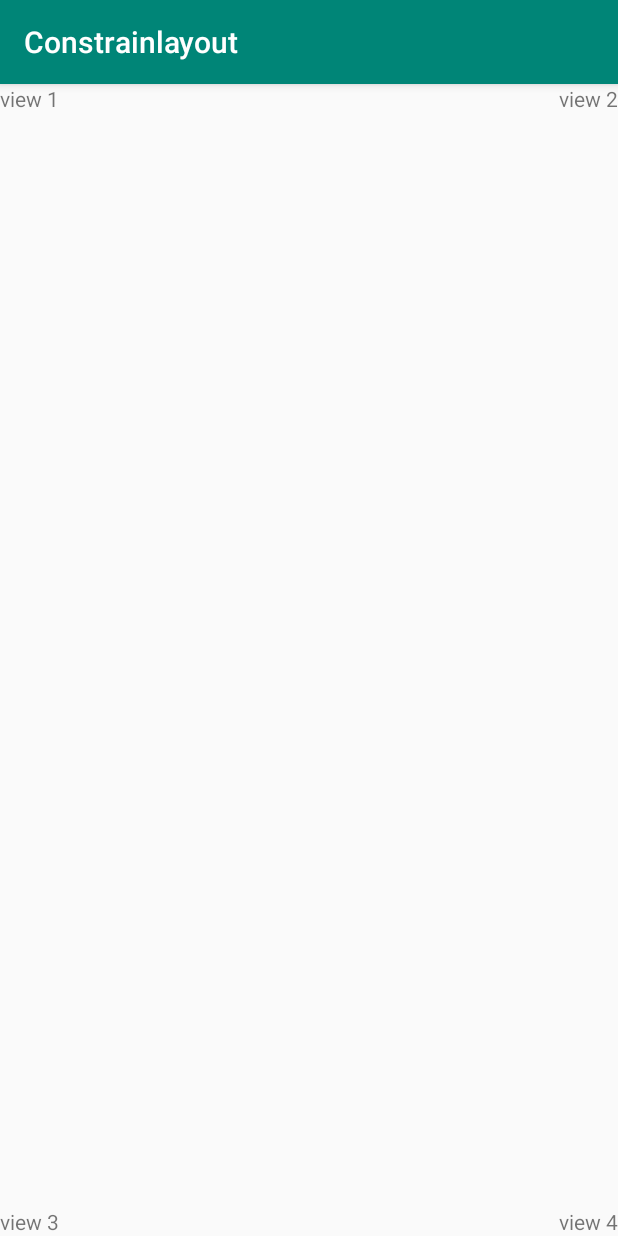
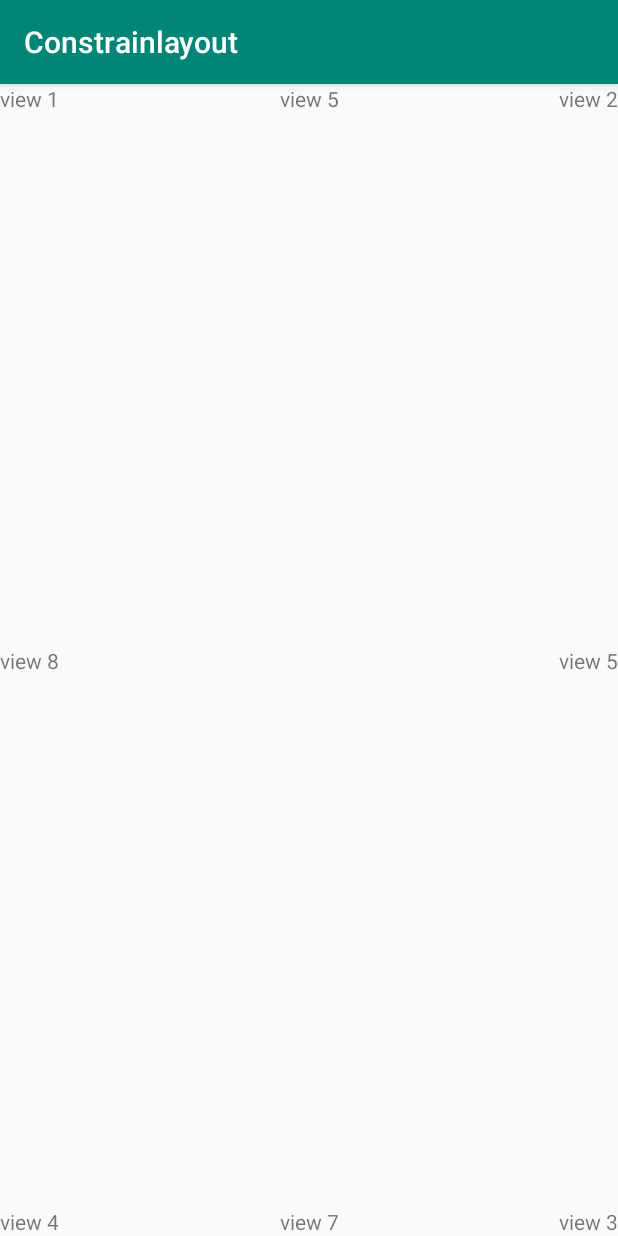
Before and after one commit to khoanguyen9795/Constrainlayout, an Android app: the screen it shows after launch (MainActivity), on a phone screen of 412 x 824 dp. Run offline under Robolectric (Android 15) with nearby library versions, the phone set to English and light mode, and no system bars.

Commit message:
constrain center

```diff
--- a/app/src/main/res/layout/activity_main.xml
+++ b/app/src/main/res/layout/activity_main.xml
@@ -22,13 +22,42 @@
     <TextView
         app:layout_constraintLeft_toLeftOf="parent"
         app:layout_constraintBottom_toBottomOf="parent"
+        android:text="view 4"
+        android:layout_width="wrap_content"
+        android:layout_height="wrap_content"/>
+    <TextView
+        app:layout_constraintRight_toRightOf="parent"
+        app:layout_constraintBottom_toBottomOf="parent"
         android:text="view 3"
         android:layout_width="wrap_content"
         android:layout_height="wrap_content"/>
     <TextView
         app:layout_constraintRight_toRightOf="parent"
-        app:layout_constraintBottom_toBottomOf="parent"
-        android:text="view 4"
+        app:layout_constraintLeft_toLeftOf="parent"
+        app:layout_constraintTop_toTopOf="parent"
+        android:text="view 5"
         android:layout_width="wrap_content"
         android:layout_height="wrap_content"/>
+    <TextView
+        app:layout_constraintRight_toRightOf="parent"
+        app:layout_constraintBottom_toBottomOf="parent"
+        app:layout_constraintTop_toTopOf="parent"
+        android:text="view 5"
+        android:layout_width="wrap_content"
+        android:layout_height="wrap_content"/>
+    <TextView
+        app:layout_constraintRight_toRightOf="parent"
+        app:layout_constraintLeft_toLeftOf="parent"
+        app:layout_constraintBottom_toBottomOf="parent"
+        android:text="view 7"
+        android:layout_width="wrap_content"
+        android:layout_height="wrap_content"/>
+    <TextView
+        app:layout_constraintLeft_toLeftOf="parent"
+        app:layout_constraintBottom_toBottomOf="parent"
+        app:layout_constraintTop_toTopOf="parent"
+        android:text="view 8"
+        android:layout_width="wrap_content"
+        android:layout_height="wrap_content"/>
+
 </androidx.constraintlayout.widget.ConstraintLayout>
```
